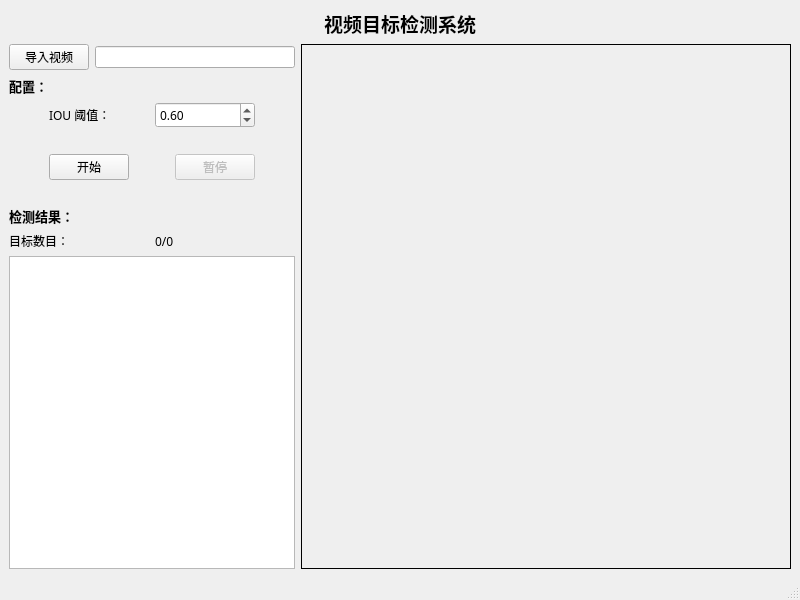
First picture: the form in main_window.ui, repository codeDogPro/video_detector, before the edit.
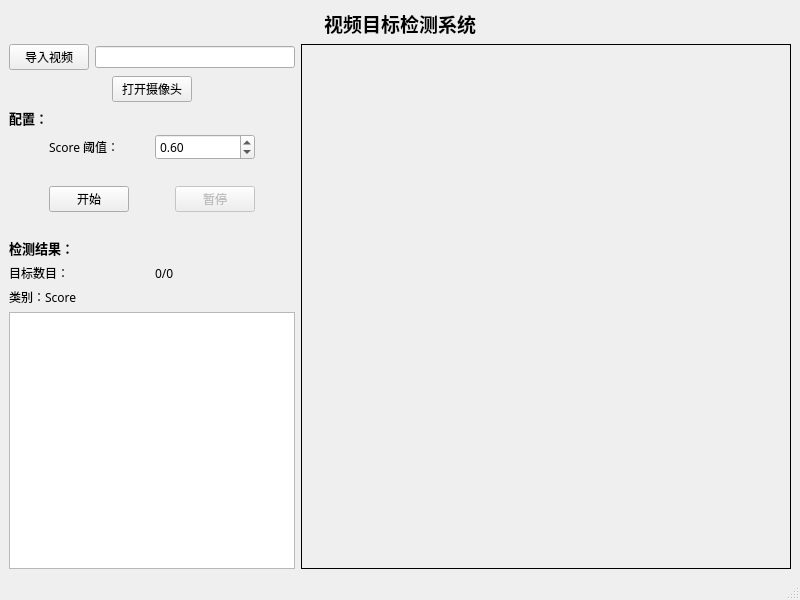
Second picture: the form after the edit.

Diff of the .ui file:
```diff
--- a/main_window.ui
+++ b/main_window.ui
@@ -89,6 +89,48 @@
           </item>
          </layout>
         </item>
+        <item>
+         <layout class="QHBoxLayout" name="horizontalLayout_7">
+          <item>
+           <spacer name="horizontalSpacer_9">
+            <property name="orientation">
+             <enum>Qt::Horizontal</enum>
+            </property>
+            <property name="sizeHint" stdset="0">
+             <size>
+              <width>40</width>
+              <height>20</height>
+             </size>
+            </property>
+           </spacer>
+          </item>
+          <item>
+           <widget class="QPushButton" name="open_camera_btn">
+            <property name="font">
+             <font>
+              <family>思源黑体 CN</family>
+             </font>
+            </property>
+            <property name="text">
+             <string>打开摄像头</string>
+            </property>
+           </widget>
+          </item>
+          <item>
+           <spacer name="horizontalSpacer_8">
+            <property name="orientation">
+             <enum>Qt::Horizontal</enum>
+            </property>
+            <property name="sizeHint" stdset="0">
+             <size>
+              <width>40</width>
+              <height>20</height>
+             </size>
+            </property>
+           </spacer>
+          </item>
+         </layout>
+        </item>
         <item>
          <layout class="QVBoxLayout" name="config_vl">
           <property name="bottomMargin">
@@ -135,7 +177,7 @@
                </font>
               </property>
               <property name="text">
-               <string>IOU 阈值：</string>
+               <string>Score 阈值：</string>
               </property>
              </widget>
             </item>
@@ -296,10 +338,32 @@
            </layout>
           </item>
           <item>
-           <widget class="QTextBrowser" name="results_show">
+           <layout class="QHBoxLayout" name="horizontalLayout_6">
+            <item>
+             <widget class="QLabel" name="label_3">
+              <property name="font">
+               <font>
+                <family>思源黑体 CN</family>
+               </font>
+              </property>
+              <property name="text">
+               <string>类别：Score</string>
+              </property>
+              <property name="alignment">
+               <set>Qt::AlignLeading|Qt::AlignLeft|Qt::AlignVCenter</set>
+              </property>
+             </widget>
+            </item>
+           </layout>
+          </item>
+          <item>
+           <widget class="QListView" name="result_show">
             <property name="font">
              <font>
               <family>思源黑体 CN</family>
+              <pointsize>16</pointsize>
+              <weight>75</weight>
+              <bold>true</bold>
              </font>
             </property>
            </widget>
```
Left out of the diff: 2 changed lines with no effect on the pictures.
